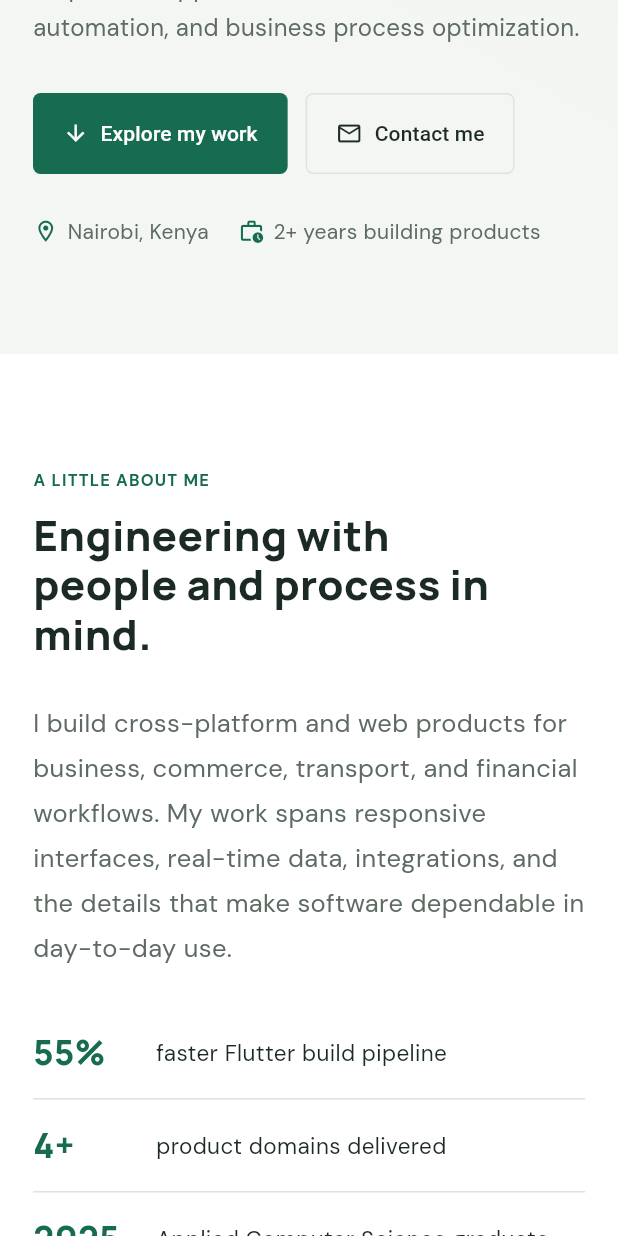
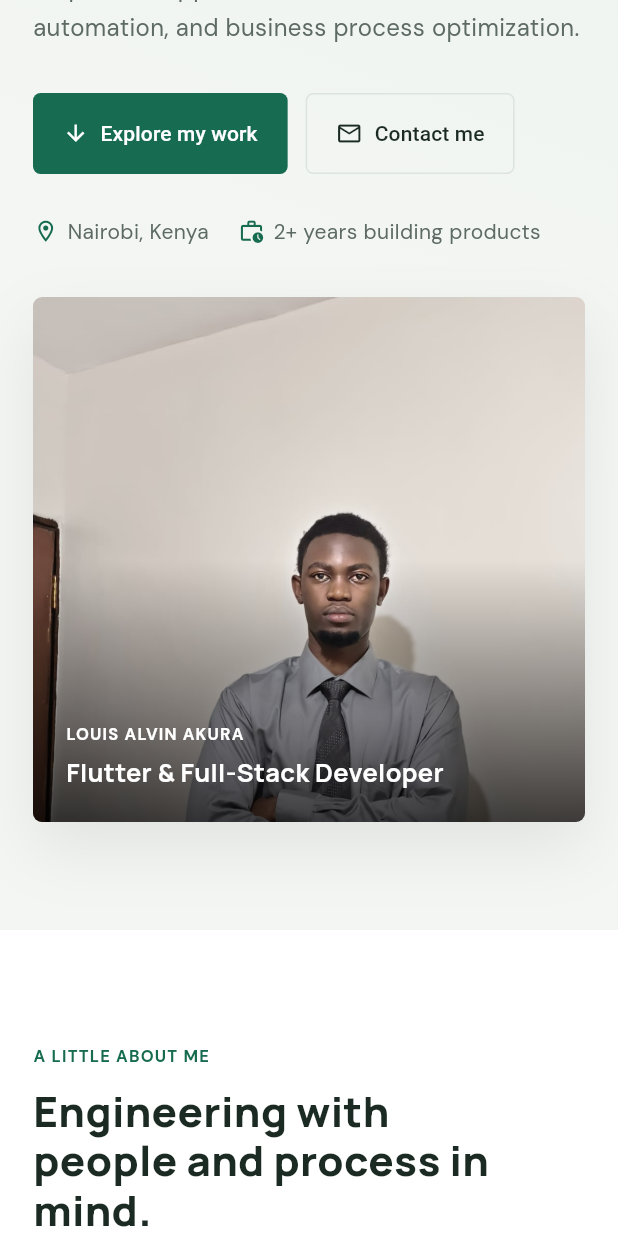
Before and after one commit to Akura-L/my-web, a Flutter app: the screen it shows after launch, scrolled down 576 dp, on a phone screen of 412 x 824 dp. Run offline on Flutter 3.47's test engine with Material 3 defaults, Android fonts, the phone set to English and light mode, and no system bars; our stand-ins replace google_fonts, percent_indicator.

```diff
--- a/lib/screens/home_screen.dart
+++ b/lib/screens/home_screen.dart
@@ -233,7 +233,10 @@ class _Hero extends StatelessWidget {
       child: Center(
         child: ConstrainedBox(
           constraints: const BoxConstraints(maxWidth: 1250),
-          child: Row(
+          child: Column(
+            crossAxisAlignment: CrossAxisAlignment.stretch,
+            children: [
+              Row(
                 crossAxisAlignment: CrossAxisAlignment.center,
                 children: [
                   Expanded(
@@ -317,7 +320,13 @@ class _Hero extends StatelessWidget {
                   ),
                   if (isWide) ...[
                     const SizedBox(width: 72),
-                const Expanded(flex: 4, child: _HeroPanel()),
+                    const Expanded(flex: 4, child: _HeroPortrait()),
+                  ],
+                ],
+              ),
+              if (!isWide) ...[
+                const SizedBox(height: 34),
+                const _HeroPortrait(compact: true),
               ],
             ],
           ),
@@ -327,79 +336,74 @@ class _Hero extends StatelessWidget {
   }
 }
 
-class _HeroPanel extends StatelessWidget {
-  const _HeroPanel();
+class _HeroPortrait extends StatelessWidget {
+  const _HeroPortrait({this.compact = false});
+
+  final bool compact;
 
   @override
   Widget build(BuildContext context) {
     return Container(
-      constraints: const BoxConstraints(minHeight: 310, maxHeight: 370),
-      padding: const EdgeInsets.all(28),
+      height: compact ? 350 : 460,
       decoration: BoxDecoration(
-        color: AppTheme.textPrimary,
         borderRadius: BorderRadius.circular(6),
         boxShadow: const [
           BoxShadow(color: Color(0x1820342C), blurRadius: 36, offset: Offset(0, 18)),
         ],
       ),
+      child: ClipRRect(
+        borderRadius: BorderRadius.circular(6),
+        child: Stack(
+          fit: StackFit.expand,
+          children: [
+            Image.asset(
+              'lib/assets/WhatsApp Image 2026-09-23 at 11.37.47.jpeg',
+              fit: BoxFit.cover,
+              alignment: Alignment.topCenter,
+              filterQuality: FilterQuality.medium,
+            ),
+            const DecoratedBox(
+              decoration: BoxDecoration(
+                gradient: LinearGradient(
+                  begin: Alignment.center,
+                  end: Alignment.bottomCenter,
+                  colors: [Colors.transparent, Color(0xB8000000)],
+                ),
+              ),
+            ),
+            Positioned(
+              left: 22,
+              right: 22,
+              bottom: 22,
               child: Column(
                 crossAxisAlignment: CrossAxisAlignment.start,
-        mainAxisAlignment: MainAxisAlignment.spaceBetween,
                 children: [
-          Row(
-            children: [
-              const Icon(Icons.terminal, color: AppTheme.primaryColor),
-              const SizedBox(width: 10),
                   Text(
-                'BUILDING FOR REAL-WORLD USE',
+                    'LOUIS ALVIN AKURA',
                     style: GoogleFonts.dmSans(
-                  color: AppTheme.primaryColor,
+                      color: Colors.white,
                       fontSize: 11,
                       fontWeight: FontWeight.w700,
                       letterSpacing: 0.8,
                     ),
                   ),
-            ],
+                  const SizedBox(height: 5),
+                  Text(
+                    'Flutter & Full-Stack Developer',
+                    style: GoogleFonts.manrope(
+                      color: Colors.white,
+                      fontSize: 17,
+                      fontWeight: FontWeight.w700,
                     ),
-          Text(
-            'Thoughtful software.\nUseful by design.',
-            style: GoogleFonts.manrope(
-              color: AppTheme.backgroundColor,
-              fontSize: 31,
-              height: 1.15,
-              fontWeight: FontWeight.w800,
-            ),
-          ),
-          const Divider(color: Color(0xFFD9E2DC)),
-          Wrap(
-            spacing: 18,
-            runSpacing: 10,
-            children: const [
-              _FocusItem(icon: Icons.phone_iphone, label: 'Mobile'),
-              _FocusItem(icon: Icons.language, label: 'Web'),
-              _FocusItem(icon: Icons.hub_outlined, label: 'Systems'),
-            ],
                   ),
                 ],
               ),
+            ),
+          ],
+        ),
+      ),
     );
   }
-}
-
-class _FocusItem extends StatelessWidget {
-  const _FocusItem({required this.icon, required this.label});
-  final IconData icon;
-  final String label;
-
-  @override
-  Widget build(BuildContext context) => Row(
-    mainAxisSize: MainAxisSize.min,
-    children: [
-      Icon(icon, size: 17, color: AppTheme.primaryColor),
-      const SizedBox(width: 7),
-      Text(label, style: GoogleFonts.dmSans(color: AppTheme.backgroundColor)),
-    ],
-  );
 }
 
 class _HeroMeta extends StatelessWidget {
--- a/pubspec.yaml
+++ b/pubspec.yaml
@@ -24,3 +24,5 @@ dev_dependencies:
 
 flutter:
   uses-material-design: true
+  assets:
+    - lib/assets/WhatsApp Image 2026-09-23 at 11.37.47.jpeg
```
Also changed, not shown: lib/assets/WhatsApp Image 2026-09-23 at 11.37.47.jpeg (added), lib/assets/round_app_icon.png (deleted). Lines whose indentation alone changed are shown as unchanged.
